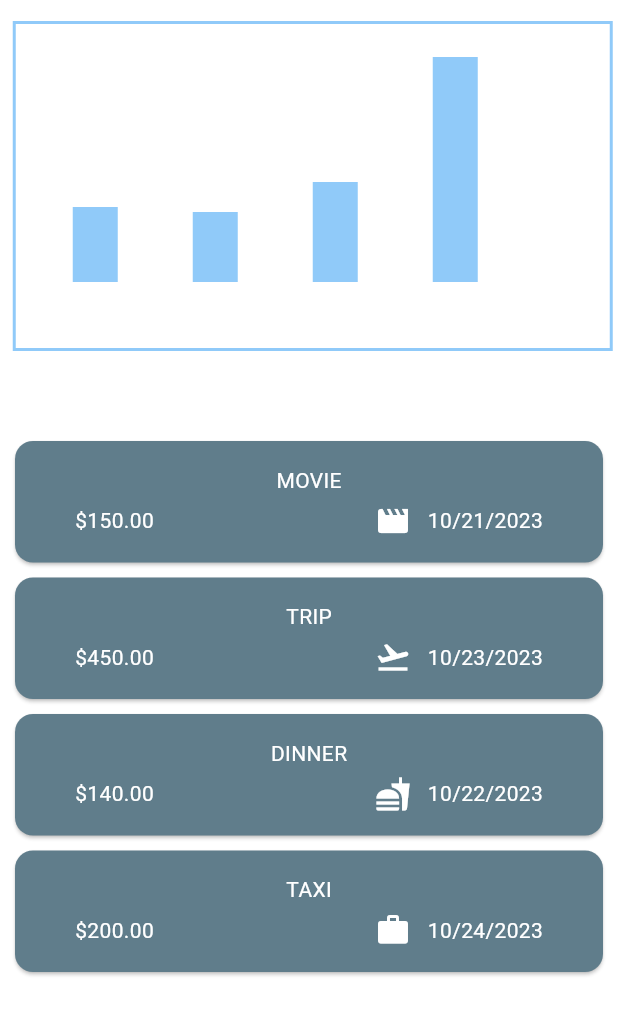
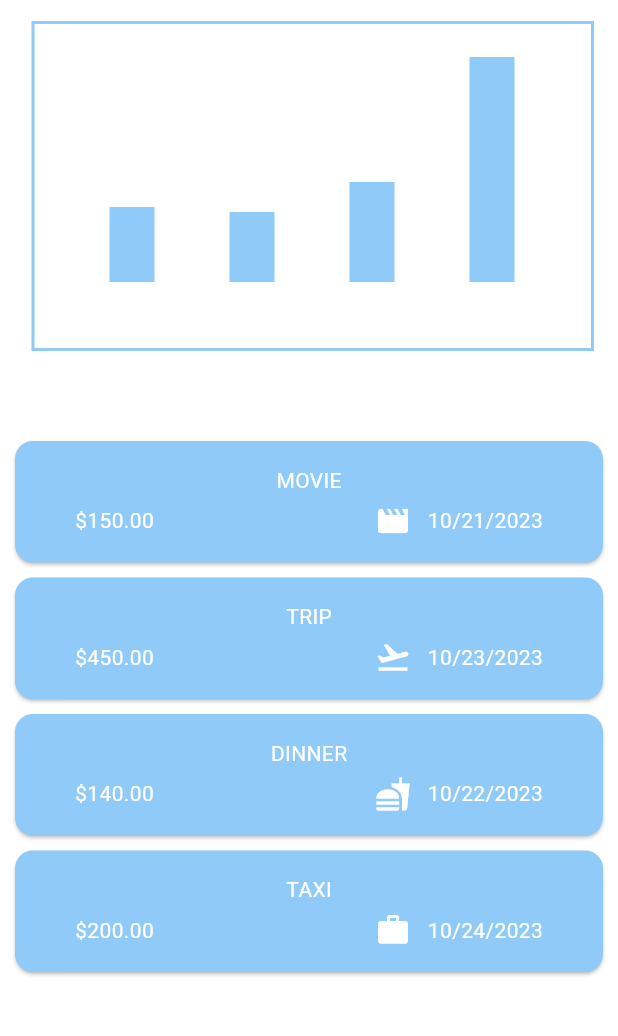
Before and after one commit to basheerkp/expense_tracker, a Flutter app: the screen it shows after launch, on a phone screen of 412 x 824 dp, the part 63-1099 px from its top. Run offline on Flutter 3.47's test engine with Material 2 defaults, Android fonts, the phone set to English and light mode, and no system bars.

Commit message:
viewport adjustments
adjusted some widgets so that they are seen at the same position in every device.

```diff
--- a/lib/main.dart
+++ b/lib/main.dart
@@ -10,7 +10,7 @@ void main() {
         colorScheme: const ColorScheme.light(),
         useMaterial3: true,
         cardTheme: const CardTheme().copyWith(
-            color: Colors.blueGrey,
+            color: Colors.blue[200],
             margin: const EdgeInsets.only(top: 10, left: 10, right: 10)),
         textTheme: const TextTheme(bodyMedium: TextStyle(color: Colors.white)),
         iconTheme: const IconThemeData(color: Colors.white)),
@@ -18,9 +18,8 @@ void main() {
         colorScheme: const ColorScheme.dark(),
         useMaterial3: true,
         cardTheme: const CardTheme().copyWith(
-            color: Colors.blueGrey,
+            color: Colors.blue[300],
             margin: const EdgeInsets.only(top: 10, left: 10, right: 10)),
-        textTheme: const TextTheme(bodyMedium: TextStyle(color: Colors.white)),
         iconTheme: const IconThemeData(color: Colors.white)),
     home: const Expenses(),
     color: Colors.black,
--- a/lib/widgets/graph/graph.dart
+++ b/lib/widgets/graph/graph.dart
@@ -39,11 +39,14 @@ class _GraphState extends State<Graph> {
           BoxDecoration(border: Border.all(color: Colors.blue[200]!, width: 2)),
       margin: const EdgeInsets.only(left: 5),
       height: 220,
-      width: 400,
+      width: 375,
       child: Row(
-        mainAxisAlignment: MainAxisAlignment.center,
+        mainAxisAlignment: MainAxisAlignment.start,
         crossAxisAlignment: CrossAxisAlignment.end,
         children: [
+          const SizedBox(
+            width: 50,
+          ),
           for (final i in widget.charts) ...{
             Column(mainAxisAlignment: MainAxisAlignment.end, children: [
               const SizedBox(),
@@ -58,9 +61,13 @@ class _GraphState extends State<Graph> {
                 height: 10,
               )
             ]),
-            const SizedBox(
-              width: 50,
-            )
+            i == widget.charts.last
+                ? const SizedBox(
+                    width: 0,
+                  )
+                : const SizedBox(
+                    width: 50,
+                  )
           }
         ],
       ),
--- a/lib/widgets/graph/graphbar.dart
+++ b/lib/widgets/graph/graphbar.dart
@@ -14,10 +14,11 @@ class GraphBar extends StatefulWidget {
 class _GraphBar extends State<GraphBar> {
   @override
   Widget build(BuildContext context) {
-    return Container(
-      height: widget.height*150,
+    return AnimatedContainer(
+      height: widget.height * 150,
       width: 30,
       color: Colors.blue[200],
+      duration: const Duration(milliseconds: 700),
     );
   }
 }
--- a/pubspec.yaml
+++ b/pubspec.yaml
@@ -41,6 +41,8 @@ dependencies:
   path_provider: ^2.1.1
   flutter_secure_storage: ^9.0.0
   widgets_to_image: ^0.0.2
+  sqflite: ^2.3.0
+  another_flushbar: ^1.12.30
 
 dev_dependencies:
   flutter_test:
```
Also changed, not shown: lib/models/expense.dart (+9 -0 lines), lib/widgets/expenses.dart (+13 -14 lines), lib/widgets/popupBox.dart (+40 -16 lines), pubspec.lock.
